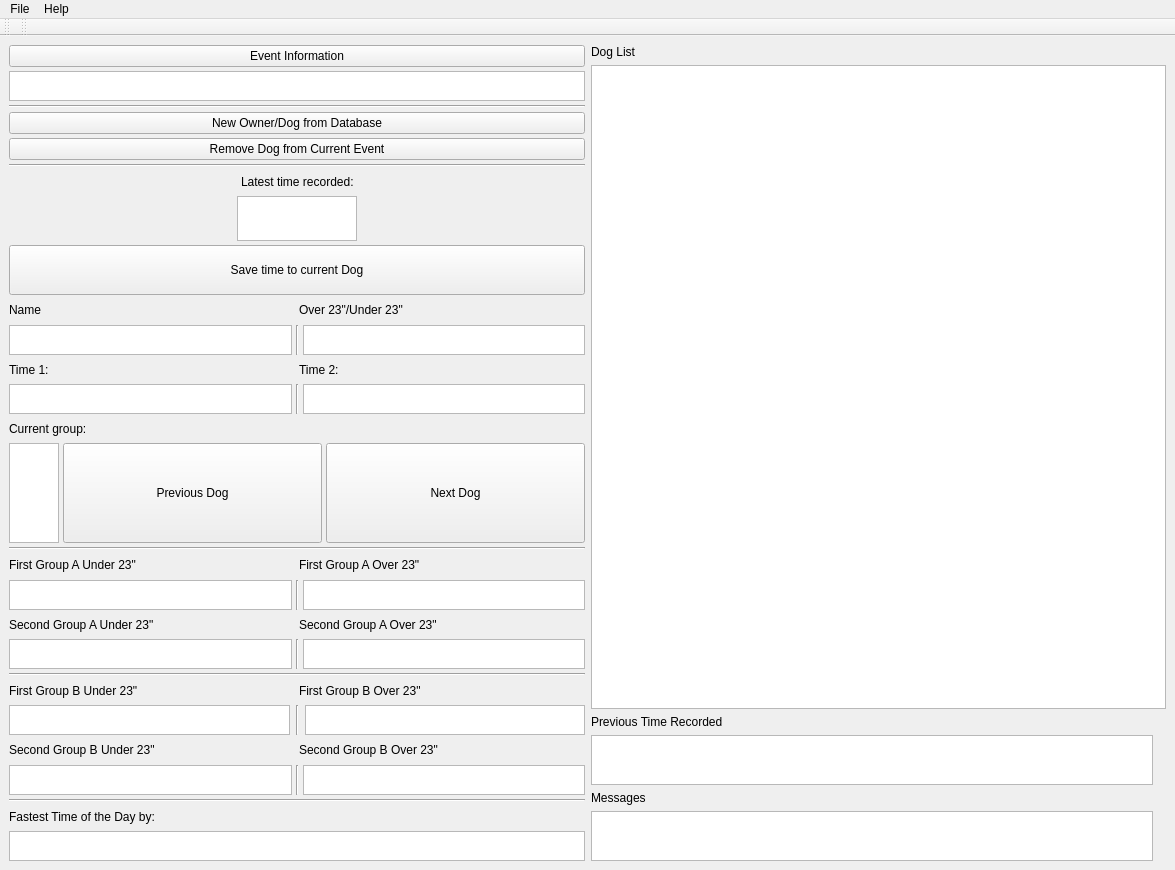
Qt form frontend.ui (davavanstone/DogTiming) before a commit.
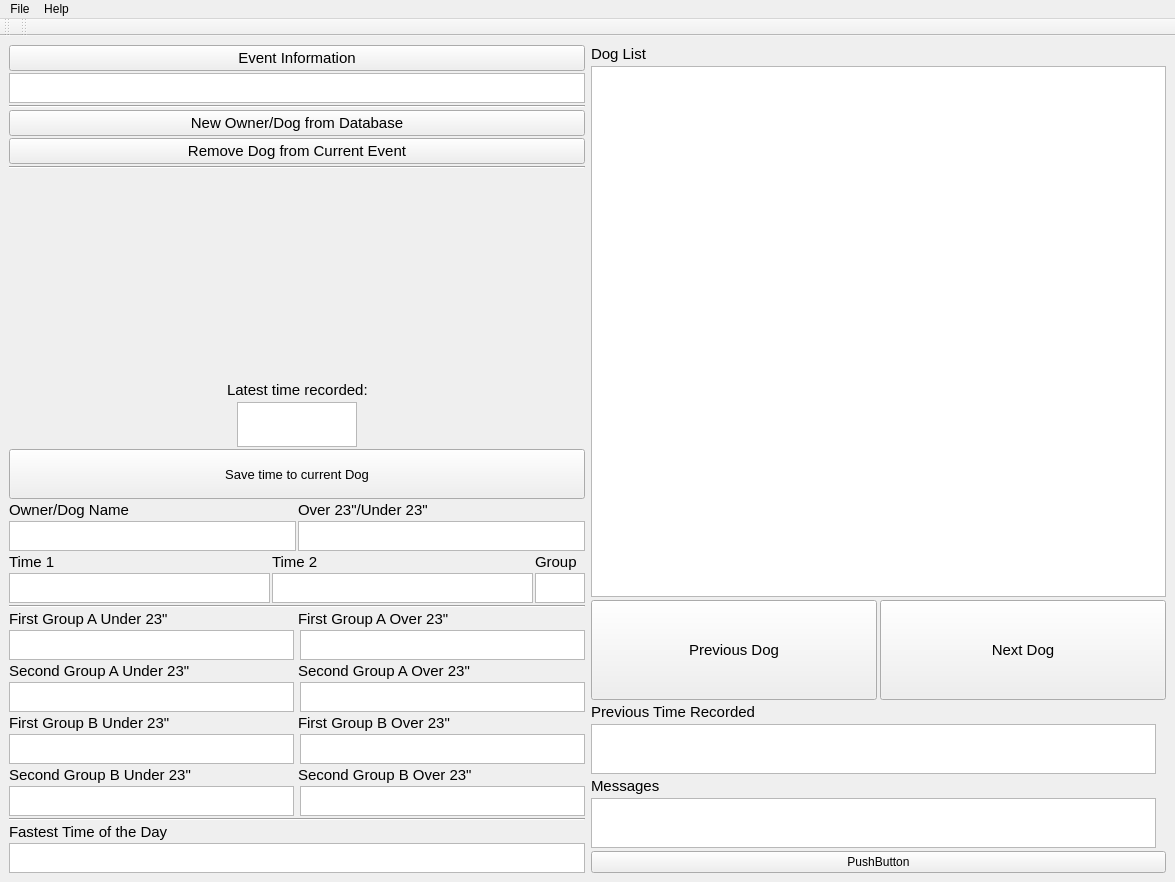
The same form after that commit. Icons and pictures are not drawn.

Commit message: played arounf with layout for lower res screens

What changed in the file:
```diff
--- a/frontend.ui
+++ b/frontend.ui
@@ -7,7 +7,7 @@
     <x>0</x>
     <y>0</y>
     <width>1175</width>
-    <height>870</height>
+    <height>882</height>
    </rect>
   </property>
   <property name="windowTitle">
@@ -18,13 +18,21 @@
     <item>
      <layout class="QVBoxLayout" name="verticalLayout_3">
       <property name="spacing">
-       <number>4</number>
+       <number>2</number>
       </property>
       <property name="sizeConstraint">
        <enum>QLayout::SetMinimumSize</enum>
       </property>
       <item>
        <widget class="QPushButton" name="pButton_eventInfo">
+        <property name="font">
+         <font>
+          <pointsize>11</pointsize>
+          <weight>50</weight>
+          <italic>false</italic>
+          <bold>false</bold>
+         </font>
+        </property>
         <property name="text">
          <string>Event Information</string>
         </property>
@@ -63,6 +71,14 @@
       </item>
       <item>
        <widget class="QPushButton" name="pButton_NewDog">
+        <property name="font">
+         <font>
+          <pointsize>11</pointsize>
+          <weight>50</weight>
+          <italic>false</italic>
+          <bold>false</bold>
+         </font>
+        </property>
         <property name="text">
          <string>New Owner/Dog from Database</string>
         </property>
@@ -70,18 +86,39 @@
       </item>
       <item>
        <widget class="QPushButton" name="pButton_EditDeleteDog">
+        <property name="font">
+         <font>
+          <pointsize>11</pointsize>
+          <weight>50</weight>
+          <italic>false</italic>
+          <bold>false</bold>
+         </font>
+        </property>
         <property name="text">
          <string>Remove Dog from Current Event</string>
         </property>
        </widget>
       </item>
       <item>
-       <widget class="Line" name="line_2">
+       <widget class="Line" name="line_3">
         <property name="orientation">
          <enum>Qt::Horizontal</enum>
         </property>
        </widget>
       </item>
+      <item>
+       <spacer name="verticalSpacer">
+        <property name="orientation">
+         <enum>Qt::Vertical</enum>
+        </property>
+        <property name="sizeHint" stdset="0">
+         <size>
+          <width>20</width>
+          <height>40</height>
+         </size>
+        </property>
+       </spacer>
+      </item>
       <item>
        <layout class="QHBoxLayout" name="horizontalLayout_29">
         <item>
@@ -99,6 +136,14 @@
         </item>
         <item>
          <widget class="QLabel" name="label_19">
+          <property name="font">
+           <font>
+            <pointsize>11</pointsize>
+            <weight>50</weight>
+            <italic>false</italic>
+            <bold>false</bold>
+           </font>
+          </property>
           <property name="text">
            <string>Latest time recorded:</string>
           </property>
@@ -196,12 +241,26 @@
           <verstretch>0</verstretch>
          </sizepolicy>
         </property>
+        <property name="minimumSize">
+         <size>
+          <width>0</width>
+          <height>50</height>
+         </size>
+        </property>
         <property name="maximumSize">
          <size>
           <width>16777215</width>
           <height>50</height>
          </size>
         </property>
+        <property name="font">
+         <font>
+          <pointsize>10</pointsize>
+          <weight>50</weight>
+          <italic>false</italic>
+          <bold>false</bold>
+         </font>
+        </property>
         <property name="text">
          <string>Save time to current Dog</string>
         </property>
@@ -211,13 +270,29 @@
        <layout class="QHBoxLayout" name="horizontalLayout_12">
         <item>
          <widget class="QLabel" name="label_12">
+          <property name="font">
+           <font>
+            <pointsize>11</pointsize>
+            <weight>50</weight>
+            <italic>false</italic>
+            <bold>false</bold>
+           </font>
+          </property>
           <property name="text">
-           <string>Name</string>
+           <string>Owner/Dog Name</string>
           </property>
          </widget>
         </item>
         <item>
          <widget class="QLabel" name="label_11">
+          <property name="font">
+           <font>
+            <pointsize>11</pointsize>
+            <weight>50</weight>
+            <italic>false</italic>
+            <bold>false</bold>
+           </font>
+          </property>
           <property name="text">
            <string>Over 23&quot;/Under 23&quot;</string>
           </property>
@@ -251,13 +326,6 @@
           </property>
          </widget>
         </item>
-        <item>
-         <widget class="Line" name="line_12">
-          <property name="orientation">
-           <enum>Qt::Vertical</enum>
-          </property>
-         </widget>
-        </item>
         <item>
          <widget class="QPlainTextEdit" name="Text_OverUnder">
           <property name="maximumSize">
@@ -285,27 +353,33 @@
        </layout>
       </item>
       <item>
-       <layout class="QHBoxLayout" name="horizontalLayout_5">
+       <layout class="QHBoxLayout" name="horizontalLayout_14">
+        <property name="spacing">
+         <number>2</number>
+        </property>
         <item>
-         <widget class="QLabel" name="label_5">
-          <property name="text">
-           <string>Time 1:</string>
-          </property>
-         </widget>
-        </item>
-        <item>
-         <widget class="QLabel" name="label_4">
-          <property name="text">
-           <string>Time 2:</string>
-          </property>
-         </widget>
-        </item>
-       </layout>
-      </item>
-      <item>
-       <layout class="QHBoxLayout" name="horizontalLayout_4">
-        <item>
-         <layout class="QVBoxLayout" name="verticalLayout_7">
+         <layout class="QVBoxLayout" name="verticalLayout_5">
+          <item>
+           <widget class="QLabel" name="label_5">
+            <property name="sizePolicy">
+             <sizepolicy hsizetype="Preferred" vsizetype="Fixed">
+              <horstretch>0</horstretch>
+              <verstretch>0</verstretch>
+             </sizepolicy>
+            </property>
+            <property name="font">
+             <font>
+              <pointsize>11</pointsize>
+              <weight>50</weight>
+              <italic>false</italic>
+              <bold>false</bold>
+             </font>
+            </property>
+            <property name="text">
+             <string>Time 1</string>
+            </property>
+           </widget>
+          </item>
           <item>
            <widget class="QPlainTextEdit" name="Text_Time1">
             <property name="maximumSize">
@@ -333,14 +407,28 @@
          </layout>
         </item>
         <item>
-         <widget class="Line" name="line_5">
-          <property name="orientation">
-           <enum>Qt::Vertical</enum>
-          </property>
-         </widget>
-        </item>
-        <item>
-         <layout class="QVBoxLayout" name="verticalLayout_8">
+         <layout class="QVBoxLayout" name="verticalLayout_6">
+          <item>
+           <widget class="QLabel" name="label_4">
+            <property name="sizePolicy">
+             <sizepolicy hsizetype="Preferred" vsizetype="Fixed">
+              <horstretch>0</horstretch>
+              <verstretch>0</verstretch>
+             </sizepolicy>
+            </property>
+            <property name="font">
+             <font>
+              <pointsize>11</pointsize>
+              <weight>50</weight>
+              <italic>false</italic>
+              <bold>false</bold>
+             </font>
+            </property>
+            <property name="text">
+             <string>Time 2</string>
+            </property>
+           </widget>
+          </item>
           <item>
            <widget class="QPlainTextEdit" name="Text_Time2">
             <property name="maximumSize">
@@ -367,88 +455,56 @@
           </item>
          </layout>
         </item>
-       </layout>
-      </item>
-      <item>
-       <layout class="QHBoxLayout" name="horizontalLayout_14">
         <item>
-         <widget class="QLabel" name="label_14">
-          <property name="text">
-           <string>Current group:</string>
-          </property>
-         </widget>
-        </item>
-       </layout>
-      </item>
-      <item>
-       <layout class="QHBoxLayout" name="horizontalLayout_15">
-        <item>
-         <widget class="QPlainTextEdit" name="Text_GroupAB">
-          <property name="sizePolicy">
-           <sizepolicy hsizetype="Fixed" vsizetype="Fixed">
-            <horstretch>0</horstretch>
-            <verstretch>0</verstretch>
-           </sizepolicy>
-          </property>
-          <property name="maximumSize">
-           <size>
-            <width>50</width>
-            <height>100</height>
-           </size>
-          </property>
-          <property name="font">
-           <font>
-            <pointsize>48</pointsize>
-            <weight>75</weight>
-            <italic>true</italic>
-            <bold>true</bold>
-           </font>
-          </property>
-         </widget>
-        </item>
-        <item>
-         <widget class="QPushButton" name="pButton_PreviousDog">
-          <property name="sizePolicy">
-           <sizepolicy hsizetype="Minimum" vsizetype="Expanding">
-            <horstretch>0</horstretch>
-            <verstretch>0</verstretch>
-           </sizepolicy>
-          </property>
-          <property name="maximumSize">
-           <size>
-            <width>16777215</width>
-            <height>100</height>
-           </size>
-          </property>
-          <property name="text">
-           <string>Previous Dog</string>
-          </property>
-          <property name="iconSize">
-           <size>
-            <width>24</width>
-            <height>24</height>
-           </size>
-          </property>
-         </widget>
-        </item>
-        <item>
-         <widget class="QPushButton" name="pButton_NextDog">
-          <property name="sizePolicy">
-           <sizepolicy hsizetype="Minimum" vsizetype="Expanding">
-            <horstretch>0</horstretch>
-            <verstretch>0</verstretch>
-           </sizepolicy>
-          </property>
-          <property name="maximumSize">
-           <size>
-            <width>16777215</width>
-            <height>100</height>
-           </size>
-          </property>
-          <property name="text">
-           <string>Next Dog</string>
-          </property>
-         </widget>
+         <layout class="QVBoxLayout" name="verticalLayout_9">
+          <item>
+           <widget class="QLabel" name="label_3">
+            <property name="sizePolicy">
+             <sizepolicy hsizetype="Preferred" vsizetype="Fixed">
+              <horstretch>0</horstretch>
+              <verstretch>0</verstretch>
+             </sizepolicy>
+            </property>
+            <property name="maximumSize">
+             <size>
+              <width>50</width>
+              <height>16777215</height>
+             </size>
+            </property>
+            <property name="font">
+             <font>
+              <pointsize>11</pointsize>
+             </font>
+            </property>
+            <property name="text">
+             <string>Group</string>
+            </property>
+           </widget>
+          </item>
+          <item>
+           <widget class="QPlainTextEdit" name="plainTextEdit">
+            <property name="maximumSize">
+             <size>
+              <width>50</width>
+              <height>30</height>
+             </size>
+            </property>
+            <property name="font">
+             <font>
+              <pointsize>12</pointsize>
+              <weight>75</weight>
+              <bold>true</bold>
+             </font>
+            </property>
+            <property name="verticalScrollBarPolicy">
+             <enum>Qt::ScrollBarAlwaysOff</enum>
+            </property>
+            <property name="horizontalScrollBarPolicy">
+             <enum>Qt::ScrollBarAlwaysOff</enum>
+            </property>
+           </widget>
+          </item>
+         </layout>
         </item>
        </layout>
       </item>
@@ -463,6 +519,14 @@
        <layout class="QHBoxLayout" name="horizontalLayout_26">
         <item>
          <widget class="QLabel" name="label_18">
+          <property name="font">
+           <font>
+            <pointsize>11</pointsize>
+            <weight>50</weight>
+            <italic>false</italic>
+            <bold>false</bold>
+           </font>
+          </property>
           <property name="text">
            <string>First Group A Under 23&quot;</string>
           </property>
@@ -470,6 +534,14 @@
         </item>
         <item>
          <widget class="QLabel" name="label_17">
+          <property name="font">
+           <font>
+            <pointsize>11</pointsize>
+            <weight>50</weight>
+            <italic>false</italic>
+            <bold>false</bold>
+           </font>
+          </property>
           <property name="text">
            <string>First Group A Over 23&quot;</string>
           </property>
@@ -479,6 +551,9 @@
       </item>
       <item>
        <layout class="QHBoxLayout" name="horizontalLayout_27">
+        <property name="spacing">
+         <number>6</number>
+        </property>
         <item>
          <widget class="QPlainTextEdit" name="Text_FirstGPAUnder">
           <property name="maximumSize">
@@ -551,12 +626,11 @@
             </disabled>
            </palette>
           </property>
-         </widget>
-        </item>
-        <item>
-         <widget class="Line" name="line_9">
-          <property name="orientation">
-           <enum>Qt::Vertical</enum>
+          <property name="verticalScrollBarPolicy">
+           <enum>Qt::ScrollBarAlwaysOff</enum>
+          </property>
+          <property name="horizontalScrollBarPolicy">
+           <enum>Qt::ScrollBarAlwaysOff</enum>
           </property>
          </widget>
         </item>
@@ -605,6 +679,12 @@
             </disabled>
            </palette>
           </property>
+          <property name="verticalScrollBarPolicy">
+           <enum>Qt::ScrollBarAlwaysOff</enum>
+          </property>
+          <property name="horizontalScrollBarPolicy">
+           <enum>Qt::ScrollBarAlwaysOff</enum>
+          </property>
          </widget>
         </item>
        </layout>
@@ -613,6 +693,14 @@
        <layout class="QHBoxLayout" name="horizontalLayout_24">
         <item>
          <widget class="QLabel" name="label_16">
+          <property name="font">
+           <font>
+            <pointsize>11</pointsize>
+            <weight>50</weight>
+            <italic>false</italic>
+            <bold>false</bold>
+           </font>
+          </property>
           <property name="text">
            <string>Second Group A Under 23&quot;</string>
           </property>
@@ -620,6 +708,14 @@
         </item>
         <item>
          <widget class="QLabel" name="label_15">
+          <property name="font">
+           <font>
+            <pointsize>11</pointsize>
+            <weight>50</weight>
+            <italic>false</italic>
+            <bold>false</bold>
+           </font>
+          </property>
           <property name="text">
            <string>Second Group A Over 23&quot;</string>
           </property>
@@ -629,6 +725,9 @@
       </item>
       <item>
        <layout class="QHBoxLayout" name="horizontalLayout_25">
+        <property name="spacing">
+         <number>6</number>
+        </property>
         <item>
          <widget class="QPlainTextEdit" name="Text_SecondGPAUnder">
           <property name="maximumSize">
@@ -674,12 +773,11 @@
             </disabled>
            </palette>
           </property>
-         </widget>
-        </item>
-        <item>
-         <widget class="Line" name="line_8">
-          <property name="orientation">
-           <enum>Qt::Vertical</enum>
+          <property name="verticalScrollBarPolicy">
+           <enum>Qt::ScrollBarAlwaysOff</enum>
+          </property>
+          <property name="horizontalScrollBarPolicy">
+           <enum>Qt::ScrollBarAlwaysOff</enum>
           </property>
          </widget>
         </item>
@@ -728,21 +826,28 @@
             </disabled>
            </palette>
           </property>
+          <property name="verticalScrollBarPolicy">
+           <enum>Qt::ScrollBarAlwaysOff</enum>
+          </property>
+          <property name="horizontalScrollBarPolicy">
+           <enum>Qt::ScrollBarAlwaysOff</enum>
+          </property>
          </widget>
         </item>
        </layout>
       </item>
-      <item>
-       <widget class="Line" name="line_3">
-        <property name="orientation">
-         <enum>Qt::Horizontal</enum>
-        </property>
-       </widget>
-      </item>
       <item>
        <layout class="QHBoxLayout" name="horizontalLayout_6">
         <item>
          <widget class="QLabel" name="label_7">
+          <property name="font">
+           <font>
+            <pointsize>11</pointsize>
+            <weight>50</weight>
+            <italic>false</italic>
+            <bold>false</bold>
+           </font>
+          </property>
           <property name="text">
            <string>First Group B Under 23&quot;</string>
           </property>
@@ -750,6 +855,14 @@
         </item>
         <item>
          <widget class="QLabel" name="label_6">
+          <property name="font">
+           <font>
+            <pointsize>11</pointsize>
+            <weight>50</weight>
+            <italic>false</italic>
+            <bold>false</bold>
+           </font>
+          </property>
           <property name="text">
            <string>First Group B Over 23&quot;</string>
           </property>
@@ -807,12 +920,11 @@
             </disabled>
            </palette>
           </property>
-         </widget>
-        </item>
-        <item>
-         <widget class="Line" name="line_11">
-          <property name="orientation">
-           <enum>Qt::Vertical</enum>
+          <property name="verticalScrollBarPolicy">
+           <enum>Qt::ScrollBarAlwaysOff</enum>
+          </property>
+          <property name="horizontalScrollBarPolicy">
+           <enum>Qt::ScrollBarAlwaysOff</enum>
           </property>
          </widget>
         </item>
@@ -861,6 +973,12 @@
             </disabled>
            </palette>
           </property>
+          <property name="verticalScrollBarPolicy">
+           <enum>Qt::ScrollBarAlwaysOff</enum>
+          </property>
+          <property name="horizontalScrollBarPolicy">
+           <enum>Qt::ScrollBarAlwaysOff</enum>
+          </property>
          </widget>
         </item>
        </layout>
@@ -869,6 +987,14 @@
        <layout class="QHBoxLayout" name="horizontalLayout_10">
         <item>
          <widget class="QLabel" name="label_10">
+          <property name="font">
+           <font>
+            <pointsize>11</pointsize>
+            <weight>50</weight>
+            <italic>false</italic>
+            <bold>false</bold>
+           </font>
+          </property>
           <property name="text">
            <string>Second Group B Under 23&quot;</string>
           </property>
@@ -876,6 +1002,14 @@
         </item>
         <item>
          <widget class="QLabel" name="label_9">
+          <property name="font">
+           <font>
+            <pointsize>11</pointsize>
+            <weight>50</weight>
+            <italic>false</italic>
+            <bold>false</bold>
+           </font>
+          </property>
           <property name="text">
            <string>Second Group B Over 23&quot;</string>
           </property>
@@ -885,6 +1019,9 @@
       </item>
       <item>
        <layout class="QHBoxLayout" name="horizontalLayout_11">
+        <property name="spacing">
+         <number>6</number>
+        </property>
         <item>
          <widget class="QPlainTextEdit" name="Text_SecondGPBUnder">
           <property name="maximumSize">
@@ -930,12 +1067,11 @@
             </disabled>
            </palette>
           </property>
-         </widget>
-        </item>
-        <item>
-         <widget class="Line" name="line_6">
-          <property name="orientation">
-           <enum>Qt::Vertical</enum>
+          <property name="verticalScrollBarPolicy">
+           <enum>Qt::ScrollBarAlwaysOff</enum>
+          </property>
+          <property name="horizontalScrollBarPolicy">
+           <enum>Qt::ScrollBarAlwaysOff</enum>
           </property>
          </widget>
         </item>
@@ -984,6 +1120,12 @@
             </disabled>
            </palette>
           </property>
+          <property name="verticalScrollBarPolicy">
+           <enum>Qt::ScrollBarAlwaysOff</enum>
+          </property>
+          <property name="horizontalScrollBarPolicy">
+           <enum>Qt::ScrollBarAlwaysOff</enum>
+          </property>
          </widget>
         </item>
        </layout>
@@ -999,8 +1141,16 @@
        <layout class="QHBoxLayout" name="horizontalLayout_8">
         <item>
          <widget class="QLabel" name="label_8">
+          <property name="font">
+           <font>
+            <pointsize>11</pointsize>
+            <weight>50</weight>
+            <italic>false</italic>
+            <bold>false</bold>
+           </font>
+          </property>
           <property name="text">
-           <string>Fastest Time of the Day by:</string>
+           <string>Fastest Time of the Day</string>
           </property>
          </widget>
         </item>
@@ -1044,11 +1194,22 @@
     </item>
     <item>
      <layout class="QVBoxLayout" name="verticalLayout">
+      <property name="spacing">
+       <number>3</number>
+      </property>
       <property name="sizeConstraint">
        <enum>QLayout::SetMinimumSize</enum>
       </property>
       <item>
        <widget class="QLabel" name="label">
+        <property name="font">
+         <font>
+          <pointsize>11</pointsize>
+          <weight>50</weight>
+          <italic>false</italic>
+          <bold>false</bold>
+         </font>
+        </property>
         <property name="text">
          <string>Dog List</string>
         </property>
@@ -1070,6 +1231,70 @@
         </property>
        </widget>
       </item>
+      <item>
+       <layout class="QHBoxLayout" name="horizontalLayout_3">
+        <item>
+         <widget class="QPushButton" name="pButton_PreviousDog">
+          <property name="sizePolicy">
+           <sizepolicy hsizetype="Minimum" vsizetype="Expanding">
+            <horstretch>0</horstretch>
+            <verstretch>0</verstretch>
+           </sizepolicy>
+          </property>
+          <property name="maximumSize">
+           <size>
+            <width>16777215</width>
+            <height>100</height>
+           </size>
+          </property>
+          <property name="font">
+           <font>
+            <pointsize>11</pointsize>
+            <weight>50</weight>
+            <italic>false</italic>
+            <bold>false</bold>
+           </font>
+          </property>
+          <property name="text">
+           <string>Previous Dog</string>
+          </property>
+          <property name="iconSize">
+           <size>
+            <width>24</width>
+            <height>24</height>
+           </size>
+          </property>
+         </widget>
+        </item>
+        <item>
+         <widget class="QPushButton" name="pButton_NextDog">
+          <property name="sizePolicy">
+           <sizepolicy hsizetype="Minimum" vsizetype="Expanding">
+            <horstretch>0</horstretch>
+            <verstretch>0</verstretch>
+           </sizepolicy>
+          </property>
+          <property name="maximumSize">
+           <size>
+            <width>16777215</width>
+            <height>100</height>
+           </size>
+          </property>
+          <property name="font">
+           <font>
+            <pointsize>11</pointsize>
+            <weight>50</weight>
+            <italic>false</italic>
+            <bold>false</bold>
+           </font>
+          </property>
+          <property name="text">
+           <string>Next Dog</string>
+          </property>
+         </widget>
+        </item>
+       </layout>
+      </item>
       <item>
        <layout class="QHBoxLayout" name="horizontalLayout">
         <item>
@@ -1082,6 +1307,14 @@
               <verstretch>0</verstretch>
              </sizepolicy>
             </property>
+            <property name="font">
+             <font>
+              <pointsize>11</pointsize>
+              <weight>50</weight>
+              <italic>false</italic>
+              <bold>false</bold>
+             </font>
+            </property>
             <property name="text">
              <string>Previous Time Recorded</string>
             </property>
@@ -1101,6 +1334,12 @@
               <height>50</height>
              </size>
             </property>
+            <property name="verticalScrollBarPolicy">
+             <enum>Qt::ScrollBarAlwaysOff</enum>
+            </property>
+            <property name="horizontalScrollBarPolicy">
+             <enum>Qt::ScrollBarAlwaysOff</enum>
+            </property>
            </widget>
           </item>
           <item>
@@ -1111,6 +1350,14 @@
               <verstretch>0</verstretch>
              </sizepolicy>
             </property>
+            <property name="font">
+             <font>
+              <pointsize>11</pointsize>
+              <weight>50</weight>
+              <italic>false</italic>
+              <bold>false</bold>
+             </font>
+            </property>
             <property name="text">
              <string>Messages</string>
             </property>
@@ -1124,6 +1371,12 @@
               <height>50</height>
              </size>
             </property>
+            <property name="verticalScrollBarPolicy">
+             <enum>Qt::ScrollBarAlwaysOff</enum>
+            </property>
+            <property name="horizontalScrollBarPolicy">
+             <enum>Qt::ScrollBarAlwaysOff</enum>
+            </property>
            </widget>
           </item>
          </layout>
@@ -1136,6 +1389,12 @@
             <verstretch>0</verstretch>
            </sizepolicy>
           </property>
+          <property name="font">
+           <font>
+            <weight>50</weight>
+            <bold>false</bold>
+           </font>
+          </property>
           <property name="text">
            <string/>
           </property>
@@ -1146,6 +1405,13 @@
         </item>
        </layout>
       </item>
+      <item>
+       <widget class="QPushButton" name="pushButton">
+        <property name="text">
+         <string>PushButton</string>
+        </property>
+       </widget>
+      </item>
      </layout>
     </item>
    </layout>
```
